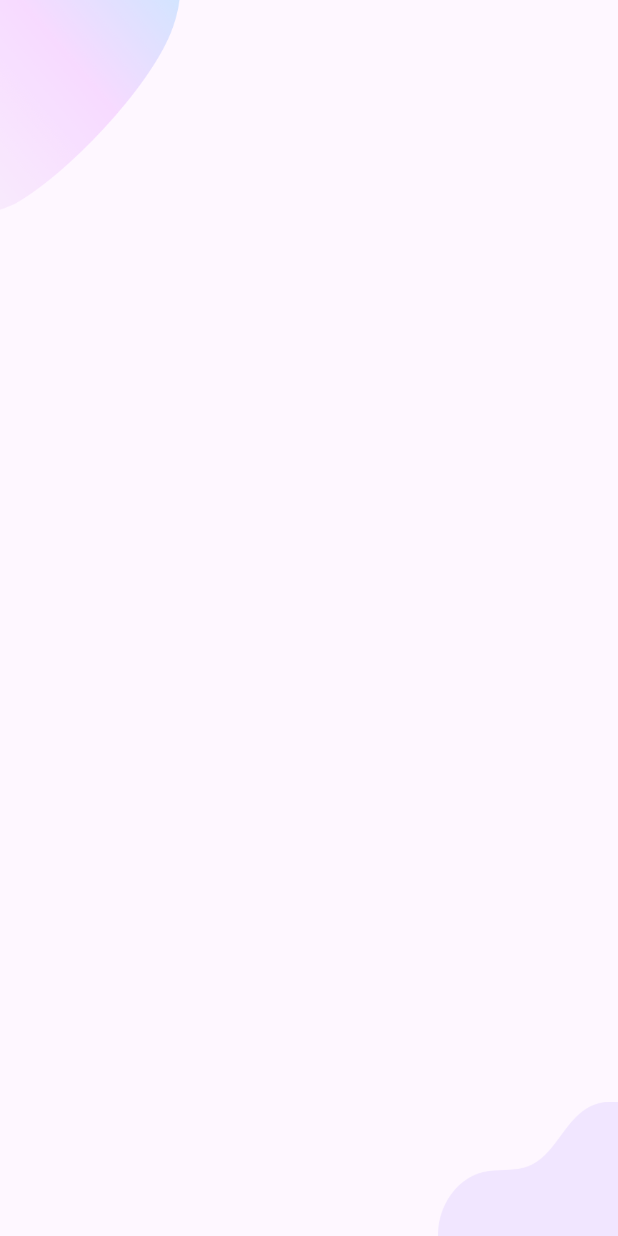
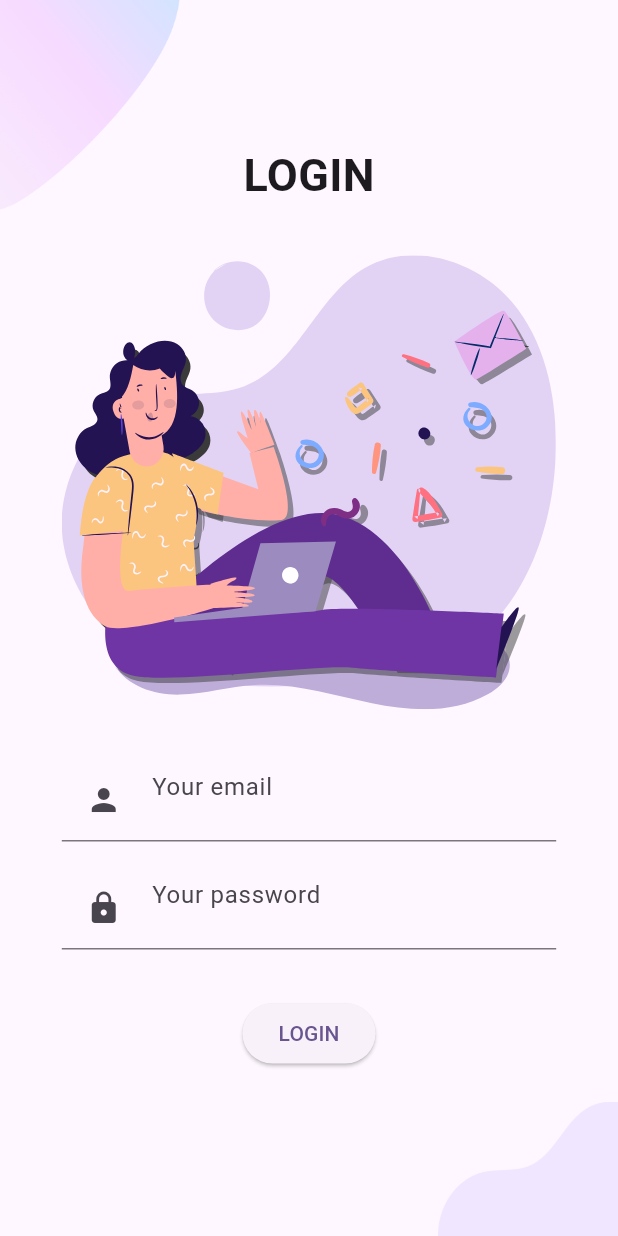
Before and after one commit to TrinhNgocVan/flutter_press_app, a Flutter app: the screen it shows after launch, on a phone screen of 412 x 824 dp. Run offline on Flutter 3.47's test engine with Material 3 defaults, Android fonts, the phone set to English and light mode, and no system bars; our stand-ins replace flutter_svg.

Commit message:
feat :complete login screen

```diff
--- /dev/null
+++ b/lib/components/login_form.dart
@@ -0,0 +1,65 @@
+import 'package:flutter/cupertino.dart';
+import 'package:flutter/material.dart';
+import 'package:flutter_press_app/common/constants.dart';
+
+class LoginForm extends StatelessWidget {
+  const LoginForm({super.key});
+
+  @override
+  Widget build(BuildContext context) {
+    return Form(
+      child: Column(
+        children: [
+          TextFormField(
+            keyboardType: TextInputType.emailAddress,
+            textInputAction: TextInputAction.next,
+            cursorColor: kPrimaryColor,
+            onSaved: (email) {},
+            decoration: const InputDecoration(
+              hintText: "Your email",
+              prefixIcon: Padding(
+                padding: EdgeInsets.all(defaultPadding),
+                child: Icon(Icons.person),
+              ),
+            ),
+          ),
+          Padding(
+            padding: const EdgeInsets.symmetric(vertical: defaultPadding),
+            child: TextFormField(
+              textInputAction: TextInputAction.done,
+              obscureText: true,
+              cursorColor: kPrimaryColor,
+              decoration: const InputDecoration(
+                hintText: "Your password",
+                prefixIcon: Padding(
+                  padding: EdgeInsets.all(defaultPadding),
+                  child: Icon(Icons.lock),
+                ),
+              ),
+            ),
+          ),
+          const SizedBox(height: defaultPadding),
+          ElevatedButton(
+            onPressed: () {},
+            child: Text(
+              "Login".toUpperCase(),
+            ),
+          ),
+          const SizedBox(height: defaultPadding),
+          // AlreadyHaveAnAccountCheck(
+          //   press: () {
+          //     Navigator.push(
+          //       context,
+          //       MaterialPageRoute(
+          //         builder: (context) {
+          //           return const SignUpScreen();
+          //         },
+          //       ),
+          //     );
+          //   },
+          // ),
+        ],
+      ),
+    );
+  }
+}
--- /dev/null
+++ b/lib/components/login_screen.dart
@@ -0,0 +1,45 @@
+
+
+import 'package:flutter/cupertino.dart';
+import 'package:flutter_press_app/components/background.dart';
+import 'package:flutter_press_app/components/login_form.dart';
+import 'package:flutter_press_app/components/login_screen_top_image.dart';
+
+class LoginScreen extends StatelessWidget {
+  const LoginScreen({Key? key}) : super(key:key);
+
+  @override
+  Widget build(BuildContext context) {
+    return const Background(
+      // note SingleChildScrollView : chua 1 child duy nhat
+      // , cho phep cuong theo chieu ngang chieu doc
+      // https://viblo.asia/p/hoc-lap-trinh-flutter-phan-3tiep-theo-E1XVOXrE4Mz
+        child: SingleChildScrollView(
+          child: MobileLoginScreen(),
+        )
+    );
+  }
+}
+class MobileLoginScreen extends StatelessWidget {
+  const MobileLoginScreen({super.key});
+
+  @override
+  Widget build(BuildContext context) {
+    return const Column(
+      mainAxisAlignment: MainAxisAlignment.center,
+      children: <Widget>[
+        LoginScreenTopImage(),
+        Row(
+          children: [
+            Spacer(), // khoang trong co the dieu chinh duoc
+            Expanded( // giup mo rong khong gian cua widget con
+              flex: 8, // ty le phan bo khong gian
+              child: LoginForm(),
+            ),
+            Spacer(),
+          ],
+        ),
+      ],
+    );
+  }
+}
--- /dev/null
+++ b/lib/components/login_screen_top_image.dart
@@ -0,0 +1,33 @@
+import 'package:flutter/cupertino.dart';
+import 'package:flutter_press_app/common/constants.dart';
+import 'package:flutter_svg/svg.dart';
+
+class LoginScreenTopImage extends StatelessWidget {
+  const LoginScreenTopImage({super.key});
+
+  @override
+  Widget build(BuildContext context) {
+    return Column(
+      children: [
+        const Text(
+          "LOGIN",
+          style: TextStyle(
+              fontSize: 30,
+              fontWeight: FontWeight.bold),
+        ),
+        const SizedBox(height: defaultPadding * 2),
+        Row(
+          children: [
+            const Spacer(),
+            Expanded(
+              flex: 8,
+              child: SvgPicture.asset("assets/icons/login.svg"),
+            ),
+            const Spacer(),
+          ],
+        ),
+        const SizedBox(height: defaultPadding * 2),
+      ],
+    );
+  }
+}
--- a/lib/main.dart
+++ b/lib/main.dart
@@ -1,5 +1,5 @@
 import 'package:flutter/material.dart';
-import 'package:flutter_press_app/components/background.dart';
+import 'package:flutter_press_app/components/login_screen.dart';
 
 void main() {
   runApp(const MyApp());
@@ -12,12 +12,12 @@ class MyApp extends StatelessWidget {
   @override
   Widget build(BuildContext context) {
     return MaterialApp(
-      title: 'Flutter Demo',
+      title: 'PRESS APP DEMO',
       theme: ThemeData(
         colorScheme: ColorScheme.fromSeed(seedColor: Colors.deepPurple),
         useMaterial3: true,
       ),
-      home: const Background(child: Center(child: Text(''),)),
+      home: LoginScreen(),
     );
   }
 }
--- a/pubspec.yaml
+++ b/pubspec.yaml
@@ -35,6 +35,7 @@ dependencies:
   # The following adds the Cupertino Icons font to your application.
   # Use with the CupertinoIcons class for iOS style icons.
   cupertino_icons: ^1.0.8
+  flutter_svg: ^2.0.10+1
 
 dev_dependencies:
   flutter_test:
@@ -60,6 +61,7 @@ flutter:
 
   assets:
     - assets/images/
+    - assets/icons/
 
   # To add assets to your application, add an assets section, like this:
   # assets:
```
Also changed, not shown: assets/icons/login.svg (added), 1 other file.
